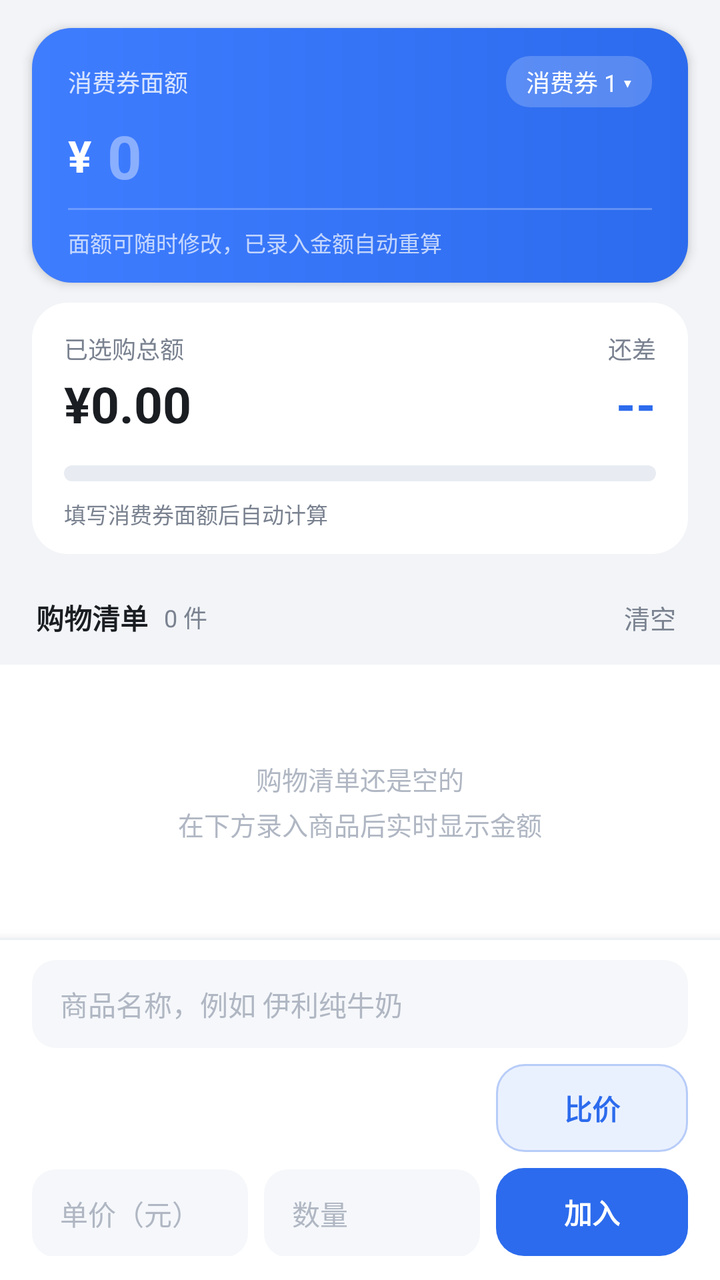
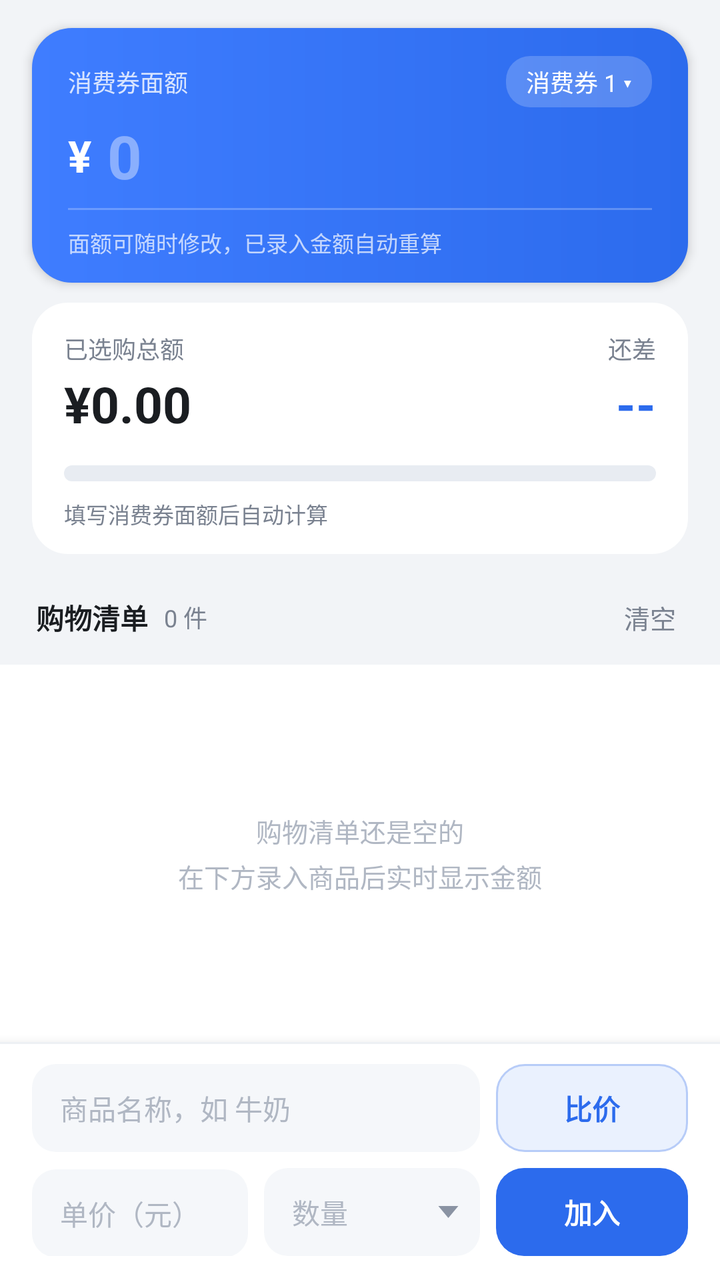

Before-and-after screenshots of an Android layout around one commit, followed by the original layout XML and the change that was made.
<!-- AndroidManifest.xml: application theme Theme.CouponCalc -->
<!-- res/layout/activity_main.xml -->
<?xml version="1.0" encoding="utf-8"?>
<LinearLayout xmlns:android="http://schemas.android.com/apk/res/android"
    android:layout_width="match_parent"
    android:layout_height="match_parent"
    android:background="@color/bg"
    android:fitsSystemWindows="true"
    android:orientation="vertical">

    
    <LinearLayout
        android:layout_width="match_parent"
        android:layout_height="wrap_content"
        android:layout_marginStart="16dp"
        android:layout_marginTop="14dp"
        android:layout_marginEnd="16dp"
        android:background="@drawable/bg_coupon_card"
        android:elevation="3dp"
        android:orientation="vertical"
        android:paddingStart="18dp"
        android:paddingTop="14dp"
        android:paddingEnd="18dp"
        android:paddingBottom="12dp">

        <LinearLayout
            android:layout_width="match_parent"
            android:layout_height="wrap_content"
            android:gravity="center_vertical"
            android:orientation="horizontal">

            <TextView
                android:id="@+id/tvCouponTitle"
                android:layout_width="0dp"
                android:layout_height="wrap_content"
                android:layout_weight="1"
                android:text="消费券面额"
                android:textColor="#CCFFFFFF"
                android:textSize="12sp" />

            <TextView
                android:id="@+id/btnSwitchCoupon"
                android:layout_width="wrap_content"
                android:layout_height="wrap_content"
                android:background="@drawable/bg_chip"
                android:ellipsize="end"
                android:maxWidth="150dp"
                android:paddingStart="10dp"
                android:paddingTop="4dp"
                android:paddingEnd="10dp"
                android:paddingBottom="4dp"
                android:singleLine="true"
                android:text="消费券 1 ▾"
                android:textColor="#FFFFFF"
                android:textSize="12sp" />
        </LinearLayout>

        <LinearLayout
            android:layout_width="match_parent"
            android:layout_height="wrap_content"
            android:layout_marginTop="2dp"
            android:gravity="center_vertical"
            android:orientation="horizontal">

            <TextView
                android:layout_width="wrap_content"
                android:layout_height="wrap_content"
                android:text="¥"
                android:textColor="#FFFFFF"
                android:textSize="22sp"
                android:textStyle="bold" />

            <EditText
                android:id="@+id/etCoupon"
                android:layout_width="0dp"
                android:layout_height="wrap_content"
                android:layout_weight="1"
                android:background="@null"
                android:hint="0"
                android:inputType="numberDecimal"
                android:maxLength="10"
                android:paddingStart="8dp"
                android:paddingTop="2dp"
                android:paddingEnd="0dp"
                android:paddingBottom="2dp"
                android:singleLine="true"
                android:textColor="#FFFFFF"
                android:textColorHint="#66FFFFFF"
                android:textSize="30sp"
                android:textStyle="bold" />
        </LinearLayout>

        <View
            android:layout_width="match_parent"
            android:layout_height="1dp"
            android:layout_marginTop="4dp"
            android:background="#3DFFFFFF" />

        <TextView
            android:id="@+id/tvCouponHint"
            android:layout_width="wrap_content"
            android:layout_height="wrap_content"
            android:layout_marginTop="8dp"
            android:text="面额可随时修改，已录入金额自动重算"
            android:textColor="#B3FFFFFF"
            android:textSize="11sp" />
    </LinearLayout>

    
    <LinearLayout
        android:layout_width="match_parent"
        android:layout_height="wrap_content"
        android:layout_marginStart="16dp"
        android:layout_marginTop="10dp"
        android:layout_marginEnd="16dp"
        android:background="@drawable/bg_card"
        android:orientation="vertical"
        android:paddingStart="16dp"
        android:paddingTop="14dp"
        android:paddingEnd="16dp"
        android:paddingBottom="12dp">

        <LinearLayout
            android:layout_width="match_parent"
            android:layout_height="wrap_content"
            android:orientation="horizontal">

            <LinearLayout
                android:layout_width="0dp"
                android:layout_height="wrap_content"
                android:layout_weight="1"
                android:orientation="vertical">

                <TextView
                    android:layout_width="wrap_content"
                    android:layout_height="wrap_content"
                    android:text="已选购总额"
                    android:textColor="@color/textSecondary"
                    android:textSize="12sp" />

                <TextView
                    android:id="@+id/tvTotal"
                    android:layout_width="wrap_content"
                    android:layout_height="wrap_content"
                    android:layout_marginTop="2dp"
                    android:text="¥0.00"
                    android:textColor="@color/textPrimary"
                    android:textSize="25sp"
                    android:textStyle="bold" />
            </LinearLayout>

            <LinearLayout
                android:layout_width="0dp"
                android:layout_height="wrap_content"
                android:layout_weight="1"
                android:gravity="end"
                android:orientation="vertical">

                <TextView
                    android:id="@+id/tvRemainLabel"
                    android:layout_width="wrap_content"
                    android:layout_height="wrap_content"
                    android:text="还差"
                    android:textColor="@color/textSecondary"
                    android:textSize="12sp" />

                <TextView
                    android:id="@+id/tvRemain"
                    android:layout_width="wrap_content"
                    android:layout_height="wrap_content"
                    android:layout_marginTop="2dp"
                    android:text="--"
                    android:textColor="@color/primary"
                    android:textSize="25sp"
                    android:textStyle="bold" />
            </LinearLayout>
        </LinearLayout>

        <ProgressBar
            android:id="@+id/pb"
            style="?android:attr/progressBarStyleHorizontal"
            android:layout_width="match_parent"
            android:layout_height="8dp"
            android:layout_marginTop="14dp"
            android:max="100"
            android:progress="0"
            android:progressDrawable="@drawable/progress_coupon" />

        <TextView
            android:id="@+id/tvProgress"
            android:layout_width="match_parent"
            android:layout_height="wrap_content"
            android:layout_marginTop="8dp"
            android:text="填写消费券面额后自动计算"
            android:textColor="@color/textSecondary"
            android:textSize="11sp" />

        <TextView
            android:id="@+id/tvCouponStatus"
            android:layout_width="match_parent"
            android:layout_height="wrap_content"
            android:layout_marginTop="8dp"
            android:background="@drawable/bg_status_warn"
            android:paddingStart="10dp"
            android:paddingTop="7dp"
            android:paddingEnd="10dp"
            android:paddingBottom="7dp"
            android:textColor="@color/tieText"
            android:textSize="11sp"
            android:visibility="gone" />

        <TextView
            android:id="@+id/tvSuggest"
            android:layout_width="match_parent"
            android:layout_height="wrap_content"
            android:layout_marginTop="5dp"
            android:lineSpacingExtra="3dp"
            android:textColor="@color/textSecondary"
            android:textSize="11sp"
            android:visibility="gone" />
    </LinearLayout>

    
    <LinearLayout
        android:layout_width="match_parent"
        android:layout_height="wrap_content"
        android:layout_marginTop="12dp"
        android:gravity="center_vertical"
        android:orientation="horizontal"
        android:paddingStart="18dp"
        android:paddingTop="4dp"
        android:paddingEnd="18dp"
        android:paddingBottom="8dp">

        <TextView
            android:layout_width="wrap_content"
            android:layout_height="wrap_content"
            android:text="购物清单"
            android:textColor="@color/textPrimary"
            android:textSize="14sp"
            android:textStyle="bold" />

        <TextView
            android:id="@+id/tvCount"
            android:layout_width="wrap_content"
            android:layout_height="wrap_content"
            android:layout_marginStart="8dp"
            android:text="0 件"
            android:textColor="@color/textSecondary"
            android:textSize="12sp" />

        <View
            android:layout_width="0dp"
            android:layout_height="1dp"
            android:layout_weight="1" />

        <TextView
            android:id="@+id/btnClear"
            android:layout_width="wrap_content"
            android:layout_height="wrap_content"
            android:background="?android:attr/selectableItemBackground"
            android:paddingStart="10dp"
            android:paddingTop="6dp"
            android:paddingEnd="4dp"
            android:paddingBottom="6dp"
            android:text="清空"
            android:textColor="@color/textSecondary"
            android:textSize="13sp" />
    </LinearLayout>

    
    <FrameLayout
        android:layout_width="match_parent"
        android:layout_height="0dp"
        android:layout_weight="1"
        android:background="@color/card">

        <ListView
            android:id="@+id/listView"
            android:layout_width="match_parent"
            android:layout_height="match_parent"
            android:clipToPadding="false"
            android:divider="@null"
            android:dividerHeight="0dp"
            android:paddingBottom="8dp"
            android:scrollbars="none" />

        <TextView
            android:id="@+id/tvEmpty"
            android:layout_width="match_parent"
            android:layout_height="match_parent"
            android:gravity="center"
            android:lineSpacingExtra="4dp"
            android:text="购物清单还是空的\n在下方录入商品后实时显示金额"
            android:textColor="@color/textHint"
            android:textSize="13sp" />
    </FrameLayout>

    
    <LinearLayout
        android:layout_width="match_parent"
        android:layout_height="wrap_content"
        android:background="@color/card"
        android:elevation="8dp"
        android:orientation="vertical">

        <View
            android:layout_width="match_parent"
            android:layout_height="1dp"
            android:background="@color/divider" />

        <LinearLayout
            android:layout_width="match_parent"
            android:layout_height="wrap_content"
            android:orientation="vertical"
            android:paddingStart="16dp"
            android:paddingTop="10dp"
            android:paddingEnd="16dp"
            android:paddingBottom="12dp">

        <AutoCompleteTextView
            android:id="@+id/etName"
            android:layout_width="match_parent"
            android:layout_height="44dp"
            android:background="@drawable/bg_input"
            android:completionThreshold="1"
            android:dropDownHeight="wrap_content"
            android:dropDownVerticalOffset="2dp"
            android:dropDownWidth="match_parent"
            android:hint="商品名称，例如 伊利纯牛奶"
            android:inputType="text"
            android:maxLines="1"
            android:paddingStart="14dp"
            android:paddingEnd="14dp"
            android:singleLine="true"
            android:textColor="@color/textPrimary"
            android:textColorHint="@color/textHint"
            android:textSize="14sp" />

        
        <LinearLayout
            android:layout_width="match_parent"
            android:layout_height="wrap_content"
            android:layout_marginTop="8dp"
            android:gravity="center_vertical"
            android:orientation="horizontal">

            <TextView
                android:id="@+id/btnOwner"
                android:layout_width="wrap_content"
                android:layout_height="wrap_content"
                android:background="@drawable/bg_chip_gray"
                android:ellipsize="end"
                android:maxWidth="150dp"
                android:paddingStart="11dp"
                android:paddingTop="6dp"
                android:paddingEnd="11dp"
                android:paddingBottom="6dp"
                android:singleLine="true"
                android:text="记入 券1 ▾"
                android:textColor="@color/textSecondary"
                android:textSize="12sp"
                android:visibility="gone" />

            <View
                android:layout_width="0dp"
                android:layout_height="1dp"
                android:layout_weight="1" />

            <Button
                android:id="@+id/btnCompare"
                android:layout_width="wrap_content"
                android:layout_height="44dp"
                android:background="@drawable/bg_btn_secondary"
                android:minWidth="96dp"
                android:paddingStart="16dp"
                android:paddingEnd="16dp"
                android:stateListAnimator="@null"
                android:text="比价"
                android:textAllCaps="false"
                android:textColor="@color/primary"
                android:textSize="14sp"
                android:textStyle="bold" />
        </LinearLayout>

        <LinearLayout
            android:layout_width="match_parent"
            android:layout_height="wrap_content"
            android:layout_marginTop="8dp"
            android:orientation="horizontal">

            <EditText
                android:id="@+id/etPrice"
                android:layout_width="0dp"
                android:layout_height="44dp"
                android:layout_weight="1"
                android:background="@drawable/bg_input"
                android:hint="单价（元）"
                android:inputType="numberDecimal"
                android:maxLength="9"
                android:maxLines="1"
                android:paddingStart="14dp"
                android:paddingEnd="14dp"
                android:singleLine="true"
                android:textColor="@color/textPrimary"
                android:textColorHint="@color/textHint"
                android:textSize="14sp" />

            <EditText
                android:id="@+id/etQty"
                android:layout_width="0dp"
                android:layout_height="44dp"
                android:layout_marginStart="8dp"
                android:layout_weight="1"
                android:background="@drawable/bg_input"
                android:hint="数量"
                android:inputType="numberDecimal"
                android:maxLength="7"
                android:maxLines="1"
                android:paddingStart="14dp"
                android:paddingEnd="14dp"
                android:singleLine="true"
                android:textColor="@color/textPrimary"
                android:textColorHint="@color/textHint"
                android:textSize="14sp" />

            <Button
                android:id="@+id/btnAdd"
                android:layout_width="wrap_content"
                android:layout_height="44dp"
                android:layout_marginStart="8dp"
                android:background="@drawable/bg_btn_primary"
                android:minWidth="96dp"
                android:paddingStart="16dp"
                android:paddingEnd="16dp"
                android:stateListAnimator="@null"
                android:text="加入"
                android:textAllCaps="false"
                android:textColor="#FFFFFF"
                android:textSize="14sp"
                android:textStyle="bold" />
        </LinearLayout>
        </LinearLayout>
    </LinearLayout>
</LinearLayout>
<!-- resources referenced by this layout -->
<resources>
  <color name="bg">#F2F4F7</color>
  <color name="card">#FFFFFF</color>
  <color name="divider">#EDF0F4</color>
  <color name="primary">#2C6BED</color>
  <color name="textHint">#B0B7C3</color>
  <color name="textPrimary">#1A1D21</color>
  <color name="textSecondary">#7A8290</color>
  <color name="tieText">#9A6212</color>
  <!-- drawable bg_btn_primary (drawable) -->
  <?xml version="1.0" encoding="utf-8"?>
  <selector xmlns:android="http://schemas.android.com/apk/res/android">
      <item android:state_pressed="true">
          <shape android:shape="rectangle">
              <corners android:radius="14dp" />
              <solid android:color="@color/primaryDark" />
          </shape>
      </item>
      <item>
          <shape android:shape="rectangle">
              <corners android:radius="14dp" />
              <solid android:color="@color/primary" />
          </shape>
      </item>
  </selector>
  <!-- drawable bg_card (drawable) -->
  <?xml version="1.0" encoding="utf-8"?>
  <shape xmlns:android="http://schemas.android.com/apk/res/android" android:shape="rectangle">
      <corners android:radius="18dp" />
      <solid android:color="@color/card" />
  </shape>
  <!-- drawable bg_chip (drawable) -->
  <?xml version="1.0" encoding="utf-8"?>
  <shape xmlns:android="http://schemas.android.com/apk/res/android" android:shape="rectangle">
      <corners android:radius="12dp" />
      <solid android:color="#33FFFFFF" />
  </shape>
  <!-- drawable bg_chip_gray (drawable) -->
  <?xml version="1.0" encoding="utf-8"?>
  <shape xmlns:android="http://schemas.android.com/apk/res/android" android:shape="rectangle">
      <corners android:radius="11dp" />
      <solid android:color="@color/inputBg" />
  </shape>
  <!-- drawable bg_coupon_card (drawable) -->
  <?xml version="1.0" encoding="utf-8"?>
  <shape xmlns:android="http://schemas.android.com/apk/res/android" android:shape="rectangle">
      <corners android:radius="20dp" />
      <gradient
          android:angle="0"
          android:endColor="#2C6BED"
          android:startColor="#3F7DFF" />
  </shape>
  <!-- drawable bg_input (drawable) -->
  <?xml version="1.0" encoding="utf-8"?>
  <shape xmlns:android="http://schemas.android.com/apk/res/android" android:shape="rectangle">
      <corners android:radius="12dp" />
      <solid android:color="@color/inputBg" />
  </shape>
  <!-- drawable bg_status_warn (drawable) -->
  <?xml version="1.0" encoding="utf-8"?>
  <shape xmlns:android="http://schemas.android.com/apk/res/android" android:shape="rectangle">
      <corners android:radius="8dp" />
      <solid android:color="@color/tieBg" />
  </shape>
  <style name="Theme.CouponCalc" parent="@android:style/Theme.Material.Light.NoActionBar">
          <item name="android:colorPrimary">@color/primary</item>
          <item name="android:colorPrimaryDark">@color/primaryDark</item>
          <item name="android:colorAccent">@color/primary</item>
          <item name="android:windowBackground">@color/bg</item>
          <item name="android:statusBarColor">@color/bg</item>
          <item name="android:navigationBarColor">@color/bg</item>
      </style>
  <color name="primaryDark">#1F55C4</color>
  <color name="secondaryPressedBg">#D7E4FC</color>
  <color name="secondaryBg">#EAF1FE</color>
  <color name="secondaryStroke">#B7CCF8</color>
  <color name="inputBg">#F5F7FA</color>
  <color name="tieBg">#FFF4E0</color>
  <!-- unchanged entries left out for length: 2 -->
</resources>

<!-- the commit's change to res/layout/activity_main.xml (unified diff, before → after) -->
@@ -252,6 +252,25 @@
             android:layout_height="1dp"
             android:layout_weight="1" />
 
+        
+        <TextView
+            android:id="@+id/btnOwner"
+            android:layout_width="wrap_content"
+            android:layout_height="wrap_content"
+            android:layout_marginEnd="2dp"
+            android:background="@drawable/bg_chip_gray"
+            android:ellipsize="end"
+            android:maxWidth="130dp"
+            android:paddingStart="10dp"
+            android:paddingTop="5dp"
+            android:paddingEnd="10dp"
+            android:paddingBottom="5dp"
+            android:singleLine="true"
+            android:text="记入 券1 ▾"
+            android:textColor="@color/textSecondary"
+            android:textSize="12sp"
+            android:visibility="gone" />
+
         <TextView
             android:id="@+id/btnClear"
             android:layout_width="wrap_content"
@@ -316,59 +335,38 @@
             android:paddingEnd="16dp"
             android:paddingBottom="12dp">
 
-        <AutoCompleteTextView
-            android:id="@+id/etName"
-            android:layout_width="match_parent"
-            android:layout_height="44dp"
-            android:background="@drawable/bg_input"
-            android:completionThreshold="1"
-            android:dropDownHeight="wrap_content"
-            android:dropDownVerticalOffset="2dp"
-            android:dropDownWidth="match_parent"
-            android:hint="商品名称，例如 伊利纯牛奶"
-            android:inputType="text"
-            android:maxLines="1"
-            android:paddingStart="14dp"
-            android:paddingEnd="14dp"
-            android:singleLine="true"
-            android:textColor="@color/textPrimary"
-            android:textColorHint="@color/textHint"
-            android:textSize="14sp" />
-
         
         <LinearLayout
             android:layout_width="match_parent"
             android:layout_height="wrap_content"
-            android:layout_marginTop="8dp"
             android:gravity="center_vertical"
             android:orientation="horizontal">
 
-            <TextView
-                android:id="@+id/btnOwner"
-                android:layout_width="wrap_content"
-                android:layout_height="wrap_content"
-                android:background="@drawable/bg_chip_gray"
-                android:ellipsize="end"
-                android:maxWidth="150dp"
-                android:paddingStart="11dp"
-                android:paddingTop="6dp"
-                android:paddingEnd="11dp"
-                android:paddingBottom="6dp"
+            <AutoCompleteTextView
+                android:id="@+id/etName"
+                android:layout_width="0dp"
+                android:layout_height="44dp"
+                android:layout_weight="1"
+                android:background="@drawable/bg_input"
+                android:completionThreshold="1"
+                android:dropDownHeight="wrap_content"
+                android:dropDownVerticalOffset="2dp"
+                android:dropDownWidth="match_parent"
+                android:hint="商品名称，如 牛奶"
+                android:inputType="text"
+                android:maxLines="1"
+                android:paddingStart="14dp"
+                android:paddingEnd="14dp"
                 android:singleLine="true"
-                android:text="记入 券1 ▾"
-                android:textColor="@color/textSecondary"
-                android:textSize="12sp"
-                android:visibility="gone" />
-
-            <View
-                android:layout_width="0dp"
-                android:layout_height="1dp"
-                android:layout_weight="1" />
+                android:textColor="@color/textPrimary"
+                android:textColorHint="@color/textHint"
+                android:textSize="14sp" />
 
             <Button
                 android:id="@+id/btnCompare"
                 android:layout_width="wrap_content"
                 android:layout_height="44dp"
+                android:layout_marginStart="8dp"
                 android:background="@drawable/bg_btn_secondary"
                 android:minWidth="96dp"
                 android:paddingStart="16dp"
@@ -404,23 +402,44 @@
                 android:textColorHint="@color/textHint"
                 android:textSize="14sp" />
 
-            <EditText
-                android:id="@+id/etQty"
+            
+            <LinearLayout
                 android:layout_width="0dp"
                 android:layout_height="44dp"
                 android:layout_marginStart="8dp"
                 android:layout_weight="1"
                 android:background="@drawable/bg_input"
-                android:hint="数量"
-                android:inputType="numberDecimal"
-                android:maxLength="7"
-                android:maxLines="1"
-                android:paddingStart="14dp"
-                android:paddingEnd="14dp"
-                android:singleLine="true"
-                android:textColor="@color/textPrimary"
-                android:textColorHint="@color/textHint"
-                android:textSize="14sp" />
+                android:gravity="center_vertical"
+                android:orientation="horizontal">
+
+                <EditText
+                    android:id="@+id/etQty"
+                    android:layout_width="0dp"
+                    android:layout_height="match_parent"
+                    android:layout_weight="1"
+                    android:background="@null"
+                    android:gravity="center_vertical"
+                    android:hint="数量"
+                    android:inputType="numberDecimal"
+                    android:maxLength="7"
+                    android:maxLines="1"
+                    android:paddingStart="14dp"
+                    android:paddingEnd="2dp"
+                    android:singleLine="true"
+                    android:textColor="@color/textPrimary"
+                    android:textColorHint="@color/textHint"
+                    android:textSize="14sp" />
+
+                <ImageView
+                    android:id="@+id/btnQtyDrop"
+                    android:layout_width="30dp"
+                    android:layout_height="match_parent"
+                    android:contentDescription="选择数量"
+                    android:paddingStart="8dp"
+                    android:paddingEnd="10dp"
+                    android:scaleType="centerInside"
+                    android:src="@drawable/ic_arrow_down" />
+            </LinearLayout>
 
             <Button
                 android:id="@+id/btnAdd"
<!-- resource entries referenced after the edit -->
@@ -63,6 +63,17 @@
       <corners android:radius="8dp" />
       <solid android:color="@color/tieBg" />
   </shape>
+  <!-- drawable ic_arrow_down (drawable) -->
+  <?xml version="1.0" encoding="utf-8"?>
+  <vector xmlns:android="http://schemas.android.com/apk/res/android"
+      android:width="11dp"
+      android:height="6dp"
+      android:viewportWidth="11"
+      android:viewportHeight="6">
+      <path
+          android:fillColor="#8A93A3"
+          android:pathData="M0.5,0 L10.5,0 L5.5,6 Z" />
+  </vector>
   <style name="Theme.CouponCalc" parent="@android:style/Theme.Material.Light.NoActionBar">
           <item name="android:colorPrimary">@color/primary</item>
           <item name="android:colorPrimaryDark">@color/primaryDark</item>
